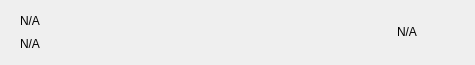
Gh0st-N1njA/ALNJCoin, file src/qt/alnj/forms/mnrow.ui: the form before one commit.
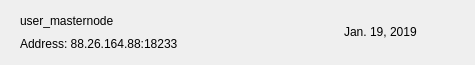
The form after the commit. Icons and pictures are not drawn.

```diff
--- a/src/qt/alnj/forms/mnrow.ui
+++ b/src/qt/alnj/forms/mnrow.ui
@@ -80,14 +80,14 @@
          <item>
           <widget class="QLabel" name="labelName">
            <property name="text">
-            <string notr="true">N/A</string>
+            <string>user_masternode</string>
            </property>
           </widget>
          </item>
          <item>
           <widget class="QLabel" name="labelAddress">
            <property name="text">
-            <string notr="true">N/A</string>
+            <string>Address: 88.26.164.88:18233</string>
            </property>
           </widget>
          </item>
@@ -110,7 +110,7 @@
       <item>
        <widget class="QLabel" name="labelDate">
         <property name="text">
-         <string notr="true">N/A</string>
+         <string>Jan. 19, 2019</string>
         </property>
        </widget>
       </item>
```
